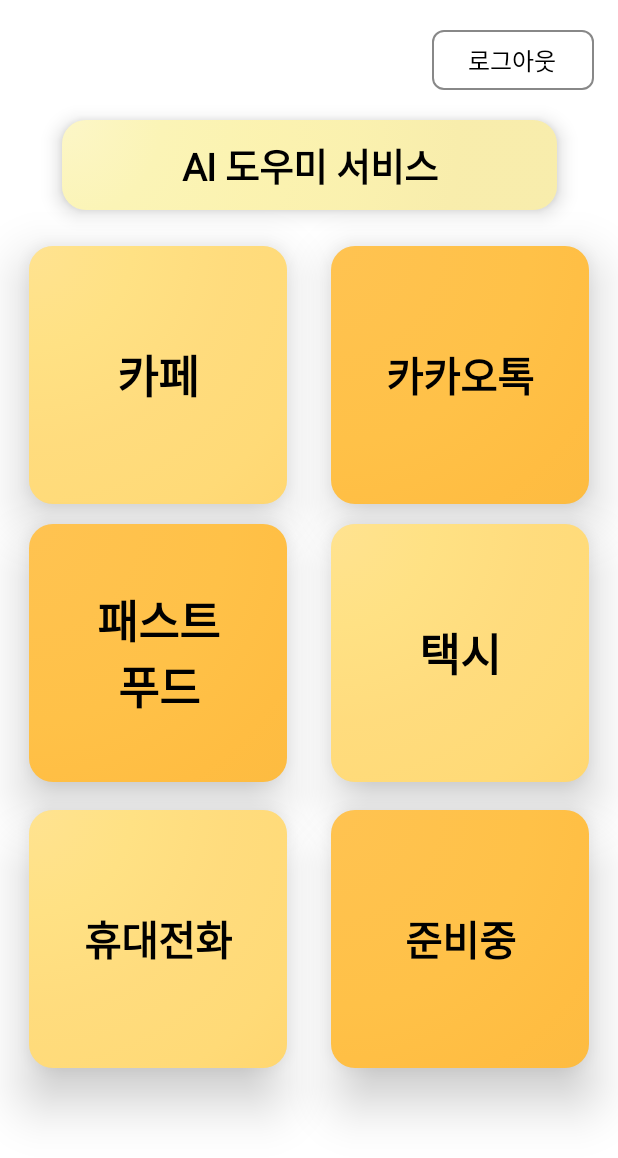
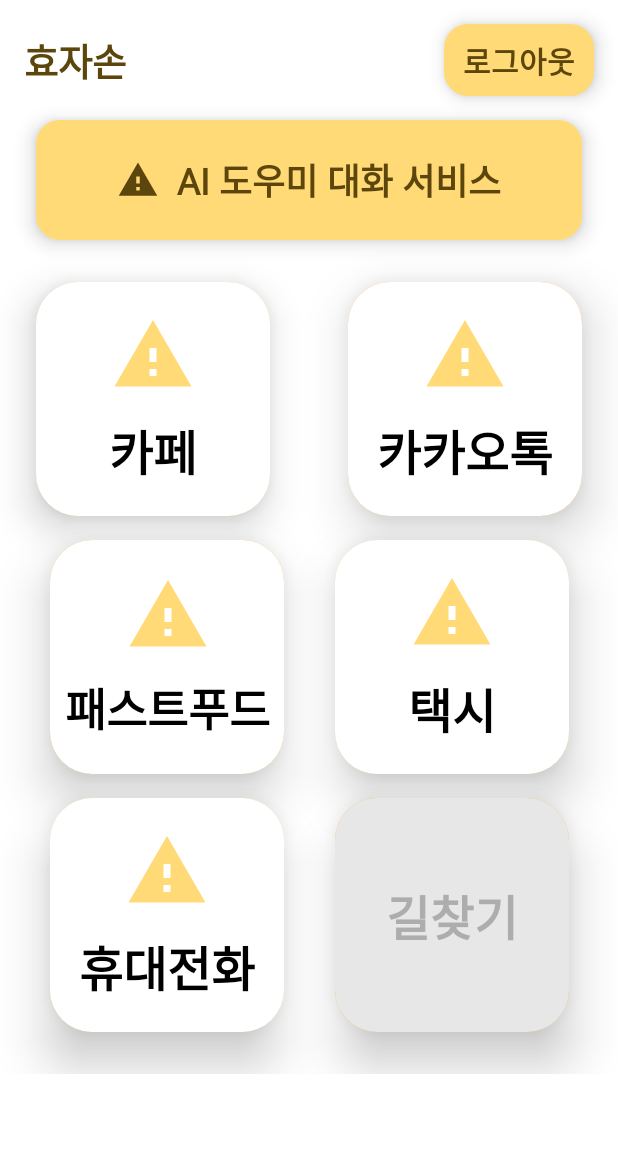
Before and after one commit to 2024CapstoneProject/app, an Android app built with Jetpack Compose: the @Preview function GuideScreenPreview, on a phone screen of 412 x 824 dp. Shown: the top 1158 px of the screen. Run offline under Robolectric (Android 15) with nearby library versions, the phone set to English and light mode, and no system bars; Roboto replaces fonts that are not available here.

Commit message:
- 메인화면 디자인 수정

```diff
--- a/app/src/main/java/com/example/capstoneapp/cafe/ui/Screens/Guide0.kt
+++ b/app/src/main/java/com/example/capstoneapp/cafe/ui/Screens/Guide0.kt
@@ -4,18 +4,26 @@
 import android.content.Context
 import android.content.Intent
 import androidx.compose.foundation.background
+import androidx.compose.foundation.clickable
 import androidx.compose.foundation.layout.Arrangement
 import androidx.compose.foundation.layout.Box
 import androidx.compose.foundation.layout.Column
 import androidx.compose.foundation.layout.PaddingValues
 import androidx.compose.foundation.layout.Row
+import androidx.compose.foundation.layout.fillMaxHeight
 import androidx.compose.foundation.layout.fillMaxSize
 import androidx.compose.foundation.layout.fillMaxWidth
+import androidx.compose.foundation.layout.height
 import androidx.compose.foundation.layout.padding
 import androidx.compose.foundation.layout.size
+import androidx.compose.foundation.layout.width
+import androidx.compose.foundation.layout.wrapContentSize
 import androidx.compose.foundation.shape.RoundedCornerShape
+import androidx.compose.material.icons.Icons
+import androidx.compose.material.icons.filled.Warning
 import androidx.compose.material3.Button
 import androidx.compose.material3.ButtonDefaults
+import androidx.compose.material3.Icon
 import androidx.compose.material3.Text
 import androidx.compose.runtime.Composable
 import androidx.compose.runtime.CompositionLocalProvider
@@ -58,19 +66,49 @@
 
     MaterialTheme {
         Box(
-            modifier = Modifier.fillMaxSize()
+            modifier = Modifier.height(80.dp).fillMaxWidth().padding(16.dp)
         ) {
-            ButtonWithRoundedBorder(
-                onClick = { logout(context) },
-                modifier = Modifier.align(Alignment.TopEnd).padding(16.dp)
-            )
+            Row(
+                modifier = Modifier.fillMaxSize(),
+                verticalAlignment = Alignment.CenterVertically,
+                horizontalArrangement = Arrangement.SpaceBetween
+            ){
+                Text(text="효자손",
+                    fontSize = 25.sp,
+                    color = Color(0xFF5C460C),
+                    style = MaterialTheme.typography.titleLarge)
+                Button(
+                    elevation = ButtonDefaults.buttonElevation(
+                        defaultElevation = 8.dp,
+                    ),
+                    contentPadding = PaddingValues(),
+                    modifier = Modifier
+                        .width(100.dp)
+                        .fillMaxHeight(),
+                    onClick = {logout(context)},
+                    colors = ButtonDefaults.buttonColors(Color(0xFFFFDA77)),
+                    shape = RoundedCornerShape(16.dp),
+
+                ){
+                    Text(text="로그아웃",
+                        fontSize = 20.sp,
+                        color = Color(0xFF5C460C),
+                        style = MaterialTheme.typography.titleLarge)
+                }
+
+//                ButtonWithRoundedBorder(
+//                    onClick = { logout(context) },
+//
+//                )
+            }
+
         }
 
         // 로그아웃 함수 정
 
         Column(
             modifier = Modifier
-                .padding(top = 80.dp, bottom = 20.dp),
+                .padding(top = 80.dp, bottom = 20.dp,start=16.dp,end=16.dp),
             verticalArrangement = Arrangement.Top, // Align content to the top
             horizontalAlignment = Alignment.CenterHorizontally,
         ) {
@@ -81,36 +119,37 @@
                 contentPadding = PaddingValues(),
                 onClick = { navController.navigate("chatbotHome") },
                 modifier = Modifier
-                    .size(330.dp, 80.dp)
-                    .padding(bottom = 20.dp),
+                    .height(100.dp)
+                    .fillMaxWidth()
+                    .padding(bottom = 20.dp,start=8.dp,end=8.dp),
                 colors = ButtonDefaults.buttonColors(Color(0xFFFBF4B6)),
                 shape = RoundedCornerShape(16.dp),
             ) {
                 Box(
                     modifier = Modifier
                         .fillMaxSize()
-                        .background(
-                            brush = Brush.radialGradient(
-                                colors = listOf(
-                                    Color(0xFFFFFBF0),  // 엣지 하이라이트 색상 (아주 밝은 노란색)
-                                    Color(0xFFFBF4B6),  // 메인 색상 (밝은 노란색)
-                                    Color(0xFFFCEFA2),  // 밝은 색상 (밝은 노란색)
-                                    Color(0xFFF8E99D),  // 중간 색상 (중간 밝은 노란색)
-                                    Color(0xFFF1DC94)   // 그림자 색상 (어두운 노란색)
-                                ),
-                                center = Offset(0.5f, 0.5f),
-                                radius = 400f
-                            ), alpha = 0.3f
-                        ),
+                        .background(Color(0xFFFFDA77)),
                     contentAlignment = Alignment.Center
                 ) {
+                    Row(
+                        verticalAlignment = Alignment.CenterVertically,
+                        horizontalArrangement = Arrangement.Center
+
+                    ){
+                        Icon(
+                            imageVector = Icons.Default.Warning,
+                            contentDescription = "",
+                            tint = Color(0xFF5C460C),
+                            modifier = Modifier.size(40.dp).padding(end=12.dp)
+                        )
                         Text(
-                        text = "AI 도우미 서비스",
-                        fontSize = 25.sp,
-                        color = Color.Black,
+                            text = "AI 도우미 대화 서비스",
+                            fontSize = 24.sp,
+                            color = Color(0xFF5C460C),
                             style = MaterialTheme.typography.displayLarge,
-                        modifier = Modifier.align(Alignment.Center)
                         )
+                    }
+
                 }
 
             }
@@ -118,47 +157,48 @@
             Row(
                 modifier = Modifier
                     .fillMaxWidth()
-                    .padding(horizontal = 15.dp),
+                    .padding(vertical = 8.dp,horizontal=8.dp),
                 horizontalArrangement = Arrangement.SpaceBetween
             ) {
                 Button(
                     elevation = ButtonDefaults.buttonElevation(
-                        defaultElevation = 20.dp,
+                        defaultElevation = 16.dp,
                     ),
                     contentPadding = PaddingValues(),
                     onClick = {
                         navController.navigate("CafeHomeScreen")
                     },
                     modifier = Modifier
-                        .size(180.dp, 180.dp)
-                        .padding(4.dp),
+                        .size(156.dp, 156.dp),
                     colors = ButtonDefaults.buttonColors(Color(0xFFFFDA77)),
-                    shape = RoundedCornerShape(16.dp)
+                    shape = RoundedCornerShape(28.dp)
                 ) {
                     Box(
                         modifier = Modifier
                             .fillMaxSize()
-                            .background(
-                                Brush.radialGradient(
-                                    colors = listOf(
-                                        Color(0xFFFFF7CC),  // 엣지 하이라이트 색상
-                                        Color(0xFFFFF2A3),  // 밝은 색상
-                                        Color(0xFFFFE08C),  // 메인 색상
-                                        Color(0xFFFFDA77),  // 중간 색상
-                                        Color(0xFFFFC856)   // 어두운 색상
-                                    ),
-                                    center = Offset(0.5f, 0.5f),
-                                    radius = 400f
-                                ), alpha = 0.3f
-                            ),
+                            .background(color = Color.White),
                         contentAlignment = Alignment.Center
                     ) {
+                        Column(
+                            modifier = Modifier
+                                .wrapContentSize(),
+                            verticalArrangement = Arrangement.Center,
+                            horizontalAlignment = Alignment.CenterHorizontally
+                        ){
+                            Icon(
+                                imageVector = Icons.Default.Warning,
+                                contentDescription = "",
+                                tint = Color(0xFFFFDA77),
+                                modifier = Modifier.size(68.dp).padding(bottom=12.dp)
+                            )
                             Text(
                                 text = "카페",
-                            fontSize = 30.sp,
+                                fontSize = 32.sp,
                                 color = Color.Black,
                                 style = MaterialTheme.typography.displayLarge
                             )
+                        }
+
                     }
 
                 }
@@ -171,43 +211,43 @@
                         navController.navigate("Kakao_Menu")
                     },
                     modifier = Modifier
-                        .size(180.dp, 180.dp)
-                        .padding(4.dp),
+                        .size(156.dp, 156.dp),
                     colors = ButtonDefaults.buttonColors(Color(0xFFFFBD42)),
-                    shape = RoundedCornerShape(16.dp)
+                    shape = RoundedCornerShape(28.dp)
                 ) {
                     Box(
                         modifier = Modifier
                             .fillMaxSize()
-                            .background(
-                                Brush.radialGradient(
-                                    colors = listOf(
-                                        Color(0xFFFFF8D6),  // 엣지 하이라이트 색상 (밝은 노란색)
-                                        Color(0xFFFFEEA8),  // 하이라이트 색상 (밝은 노란색)
-                                        Color(0xFFFFE47A),  // 더 밝은 메인 색상
-                                        Color(0xFFFFBD42),  // 메인 색상
-                                        Color(0xFFD8A531)   // 어두운 그림자 색상
-                                    ),
-                                    center = Offset(0.5f, 0.5f),
-                                    radius = 400f
-                                ), alpha = 0.1f
-                            ),
+                            .background(color = Color.White),
                         contentAlignment = Alignment.Center
                     ) {
+                        Column(
+                            modifier = Modifier
+                                .wrapContentSize(),
+                            verticalArrangement = Arrangement.Center,
+                            horizontalAlignment = Alignment.CenterHorizontally
+                        ) {
+                            Icon(
+                                imageVector = Icons.Default.Warning,
+                                contentDescription = "",
+                                tint = Color(0xFFFFDA77),
+                                modifier = Modifier.size(68.dp).padding(bottom = 12.dp)
+                            )
                             Text(
                                 text = "카카오톡",
-                            fontSize = 27.sp,
+                                fontSize = 32.sp,
                                 color = Color.Black,
                                 style = MaterialTheme.typography.displayLarge
                             )
                         }
                     }
                 }
+            }
             Row(
                 modifier = Modifier
                     .fillMaxWidth()
-                    .padding(horizontal = 15.dp, vertical = 5.dp),
-                horizontalArrangement = Arrangement.SpaceBetween
+                    .padding( vertical = 8.dp),
+                horizontalArrangement = Arrangement.SpaceAround
             ) {
                 Button(
                     elevation = ButtonDefaults.buttonElevation(
@@ -218,47 +258,47 @@
                         navController.navigate("HamburgerHomeScreen")
                     },
                     modifier = Modifier
-                        .size(180.dp, 180.dp)
-                        .padding(4.dp),
+                        .size(156.dp, 156.dp),
                     colors = ButtonDefaults.buttonColors(Color(0xFFFFBD42)),
-                    shape = RoundedCornerShape(16.dp)
+                    shape = RoundedCornerShape(28.dp)
                 ) {
                     Box(
                         modifier = Modifier
                             .fillMaxSize()
-                            .background(
-                                Brush.radialGradient(
-                                    colors = listOf(
-                                        Color(0xFFFFF8D6),  // 엣지 하이라이트 색상 (밝은 노란색)
-                                        Color(0xFFFFEEA8),  // 하이라이트 색상 (밝은 노란색)
-                                        Color(0xFFFFE47A),  // 더 밝은 메인 색상
-                                        Color(0xFFFFBD42),  // 메인 색상
-                                        Color(0xFFD8A531)   // 어두운 그림자 색상
-                                    ),
-                                    center = Offset(0.5f, 0.5f),
-                                    radius = 400f
-                                ), alpha = 0.1f
-                            ),
+                            .background(color = Color.White),
                         contentAlignment = Alignment.Center
                     ) {
                         Column(
                             verticalArrangement = Arrangement.Center,
                             horizontalAlignment = Alignment.CenterHorizontally,
                         ) {
+                            Column(
+                                modifier = Modifier
+                                    .wrapContentSize(),
+                                verticalArrangement = Arrangement.Center,
+                                horizontalAlignment = Alignment.CenterHorizontally
+                            ) {
+                                Icon(
+                                    imageVector = Icons.Default.Warning,
+                                    contentDescription = "",
+                                    tint = Color(0xFFFFDA77),
+                                    modifier = Modifier.size(68.dp).padding(bottom = 12.dp)
+                                )
                                 Text(
-                                text = "패스트",
+                                    text = "패스트푸드",
                                     fontSize = 30.sp,
                                     color = Color.Black,
                                     style = MaterialTheme.typography.displayLarge,
                                     textAlign = TextAlign.Center
                                 )
-                            Text(
-                                text = "푸드",
-                                fontSize = 30.sp,
-                                color = Color.Black,
-                                style = MaterialTheme.typography.displayLarge,
-                                textAlign = TextAlign.Center
-                            )
+//                                Text(
+//                                    text = "푸드",
+//                                    fontSize = 30.sp,
+//                                    color = Color.Black,
+//                                    style = MaterialTheme.typography.displayLarge,
+//                                    textAlign = TextAlign.Center
+//                                )
+                            }
                         }
                     }
                 }
@@ -271,43 +311,43 @@
                         navController.navigate("Taxi_Guide")
                     },
                     modifier = Modifier
-                        .size(180.dp, 180.dp)
-                        .padding(4.dp),
+                        .size(156.dp, 156.dp),
                     colors = ButtonDefaults.buttonColors(Color(0xFFFFDA77)),
-                    shape = RoundedCornerShape(16.dp)
+                    shape = RoundedCornerShape(28.dp)
                 ) {
                     Box(
                         modifier = Modifier
                             .fillMaxSize()
-                            .background(
-                                Brush.radialGradient(
-                                    colors = listOf(
-                                        Color(0xFFFFF7CC),  // 엣지 하이라이트 색상
-                                        Color(0xFFFFF2A3),  // 밝은 색상
-                                        Color(0xFFFFE08C),  // 메인 색상
-                                        Color(0xFFFFDA77),  // 중간 색상
-                                        Color(0xFFFFC856)   // 어두운 색상
-                                    ),
-                                    center = Offset(0.5f, 0.5f),
-                                    radius = 400f
-                                ), alpha = 0.3f
-                            ),
+                            .background(color = Color.White),
                         contentAlignment = Alignment.Center
                     ) {
+                        Column(
+                            modifier = Modifier
+                                .wrapContentSize(),
+                            verticalArrangement = Arrangement.Center,
+                            horizontalAlignment = Alignment.CenterHorizontally
+                        ) {
+                            Icon(
+                                imageVector = Icons.Default.Warning,
+                                contentDescription = "",
+                                tint = Color(0xFFFFDA77),
+                                modifier = Modifier.size(68.dp).padding(bottom = 12.dp)
+                            )
                             Text(
                                 text = "택시",
-                            fontSize = 30.sp,
+                                fontSize = 32.sp,
                                 color = Color.Black,
                                 style = MaterialTheme.typography.displayLarge
                             )
                         }
                     }
                 }
+            }
             Row(
                 modifier = Modifier
                     .fillMaxWidth()
-                    .padding(horizontal = 15.dp, vertical = 5.dp),
-                horizontalArrangement = Arrangement.SpaceBetween
+                    .padding(vertical = 8.dp),
+                horizontalArrangement = Arrangement.SpaceAround
             ) {
                 Button(
                     elevation = ButtonDefaults.buttonElevation(
@@ -318,35 +358,35 @@
                         navController.navigate("Phone_Guide")
                     },
                     modifier = Modifier
-                        .size(180.dp, 180.dp)
-                        .padding(4.dp),
+                        .size(156.dp, 156.dp),
                     colors = ButtonDefaults.buttonColors(Color(0xFFFFDA77)),
-                    shape = RoundedCornerShape(16.dp)
+                    shape = RoundedCornerShape(28.dp)
                 ) {
                     Box(
                         modifier = Modifier
                             .fillMaxSize()
-                            .background(
-                                Brush.radialGradient(
-                                    colors = listOf(
-                                        Color(0xFFFFF7CC),  // 엣지 하이라이트 색상
-                                        Color(0xFFFFF2A3),  // 밝은 색상
-                                        Color(0xFFFFE08C),  // 메인 색상
-                                        Color(0xFFFFDA77),  // 중간 색상
-                                        Color(0xFFFFC856)   // 어두운 색상
-                                    ),
-                                    center = Offset(0.5f, 0.5f),
-                                    radius = 400f
-                                ), alpha = 0.3f
-                            ),
+                            .background(color = Color.White),
                         contentAlignment = Alignment.Center
                     ) {
+                        Column(
+                            modifier = Modifier
+                                .wrapContentSize(),
+                            verticalArrangement = Arrangement.Center,
+                            horizontalAlignment = Alignment.CenterHorizontally
+                        ) {
+                            Icon(
+                                imageVector = Icons.Default.Warning,
+                                contentDescription = "",
+                                tint = Color(0xFFFFDA77),
+                                modifier = Modifier.size(68.dp).padding(bottom = 12.dp)
+                            )
                             Text(
                                 text = "휴대전화",
-                            fontSize = 27.sp,
+                                fontSize = 32.sp,
                                 color = Color.Black,
                                 style = MaterialTheme.typography.displayLarge
                             )
+                        }
                     }
                 }
                 Button(
@@ -356,33 +396,20 @@
                     contentPadding = PaddingValues(),
                     onClick = {},
                     modifier = Modifier
-                        .size(180.dp, 180.dp)
-                        .padding(4.dp),
+                        .size(156.dp, 156.dp),
                     colors = ButtonDefaults.buttonColors(Color(0xFFFFBD42)),
-                    shape = RoundedCornerShape(16.dp)
+                    shape = RoundedCornerShape(28.dp)
                 ) {
                     Box(
                         modifier = Modifier
                             .fillMaxSize()
-                            .background(
-                                Brush.radialGradient(
-                                    colors = listOf(
-                                        Color(0xFFFFF8D6),  // 엣지 하이라이트 색상 (밝은 노란색)
-                                        Color(0xFFFFEEA8),  // 하이라이트 색상 (밝은 노란색)
-                                        Color(0xFFFFE47A),  // 더 밝은 메인 색상
-                                        Color(0xFFFFBD42),  // 메인 색상
-                                        Color(0xFFD8A531)   // 어두운 그림자 색상
-                                    ),
-                                    center = Offset(0.5f, 0.5f),
-                                    radius = 400f
-                                ), alpha = 0.1f
-                            ),
+                            .background(Color(0xFFE7E7E7)),
                         contentAlignment = Alignment.Center
                     ) {
                         Text(
-                            text = "준비중",
-                            fontSize = 27.sp,
-                            color = Color.Black,
+                            text = "길찾기",
+                            fontSize = 32.sp,
+                            color = Color(0xFFADADAD),
                             style = MaterialTheme.typography.displayLarge
                         )
                     }
```
Lines whose indentation alone changed are shown as unchanged.
